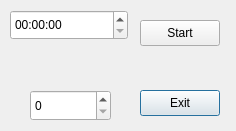
Qt form Game/dialog.ui (toivow/Otekn) before a commit.
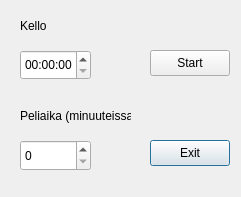
The same form after that commit.

Diff of the .ui file:
```diff
--- a/Game/dialog.ui
+++ b/Game/dialog.ui
@@ -6,8 +6,8 @@
    <rect>
     <x>0</x>
     <y>0</y>
-    <width>236</width>
-    <height>131</height>
+    <width>241</width>
+    <height>197</height>
    </rect>
   </property>
   <property name="windowTitle">
@@ -16,8 +16,8 @@
   <widget class="QPushButton" name="exit_button">
    <property name="geometry">
     <rect>
-     <x>140</x>
-     <y>90</y>
+     <x>150</x>
+     <y>140</y>
      <width>80</width>
      <height>26</height>
     </rect>
@@ -29,8 +29,8 @@
   <widget class="QPushButton" name="start_button">
    <property name="geometry">
     <rect>
-     <x>140</x>
-     <y>20</y>
+     <x>150</x>
+     <y>50</y>
      <width>80</width>
      <height>26</height>
     </rect>
@@ -42,9 +42,9 @@
   <widget class="QSpinBox" name="gameduration">
    <property name="geometry">
     <rect>
-     <x>30</x>
-     <y>90</y>
-     <width>81</width>
+     <x>20</x>
+     <y>140</y>
+     <width>71</width>
      <height>31</height>
     </rect>
    </property>
@@ -52,13 +52,39 @@
   <widget class="QTimeEdit" name="startingtime">
    <property name="geometry">
     <rect>
-     <x>10</x>
-     <y>10</y>
-     <width>118</width>
+     <x>20</x>
+     <y>50</y>
+     <width>71</width>
      <height>30</height>
     </rect>
    </property>
   </widget>
+  <widget class="QLabel" name="label">
+   <property name="geometry">
+    <rect>
+     <x>20</x>
+     <y>10</y>
+     <width>51</width>
+     <height>31</height>
+    </rect>
+   </property>
+   <property name="text">
+    <string>Kello</string>
+   </property>
+  </widget>
+  <widget class="QLabel" name="label_2">
+   <property name="geometry">
+    <rect>
+     <x>20</x>
+     <y>100</y>
+     <width>111</width>
+     <height>31</height>
+    </rect>
+   </property>
+   <property name="text">
+    <string>Peliaika (minuuteissa)</string>
+   </property>
+  </widget>
  </widget>
  <resources/>
  <connections/>
```
